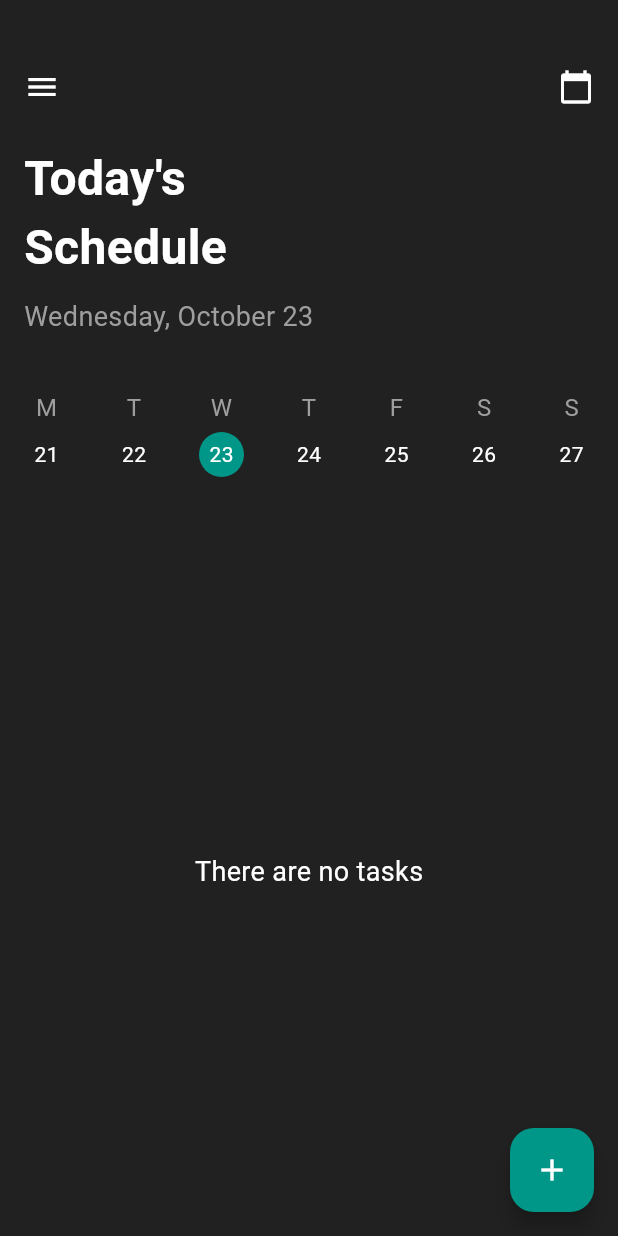
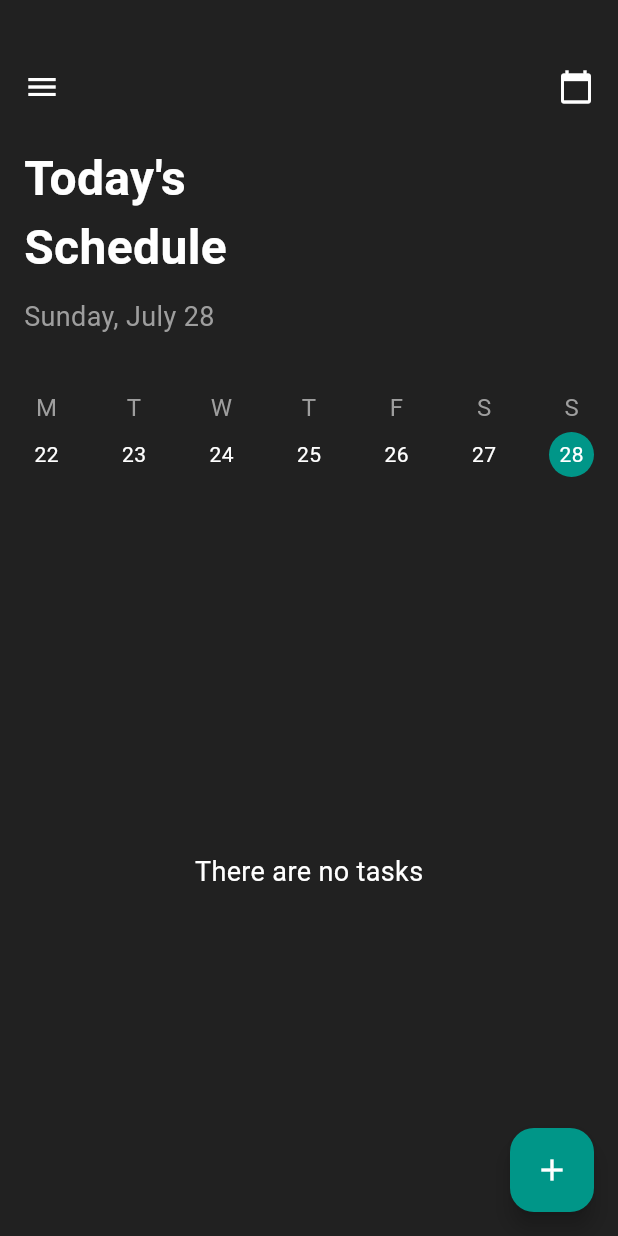
Before and after one commit to MauryaAayush/avd_flutter_database, a Flutter app: the screen it shows after launch, on a phone screen of 412 x 824 dp. Run offline on Flutter 3.47's test engine with Material 3 defaults, Android fonts, the phone set to English and light mode, and no system bars; our stand-ins replace get, google_fonts, sqflite; accounts and stored records are empty.

Commit message:
Radhey radhey

```diff
--- a/lib/todo_app_withdb/view/Homescreen/home_screen.dart
+++ b/lib/todo_app_withdb/view/Homescreen/home_screen.dart
@@ -57,7 +57,7 @@ class TodoApp extends StatelessWidget {
                       ),
                       SizedBox(height: 10),
                       Text(
-                        "Wednesday, October 23",
+                        "Sunday, July 28",
                         style: GoogleFonts.roboto(
                           fontSize: 18,
                           color: Colors.grey,
@@ -96,12 +96,12 @@ class TodoApp extends StatelessWidget {
                             height: 30,
                             decoration: BoxDecoration(
                               color:
-                                  index == 2 ? Colors.teal : Colors.transparent,
+                                  index == 6 ? Colors.teal : Colors.transparent,
                               shape: BoxShape.circle,
                             ),
                             child: Center(
                               child: Text(
-                                "${21 + index}",
+                                "${22 + index}",
                                 style: TextStyle(
                                   color: Colors.white,
                                 ),
```
